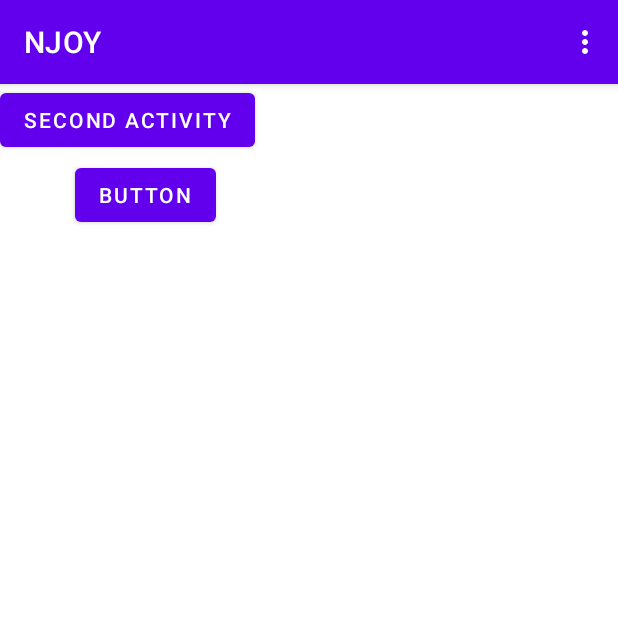
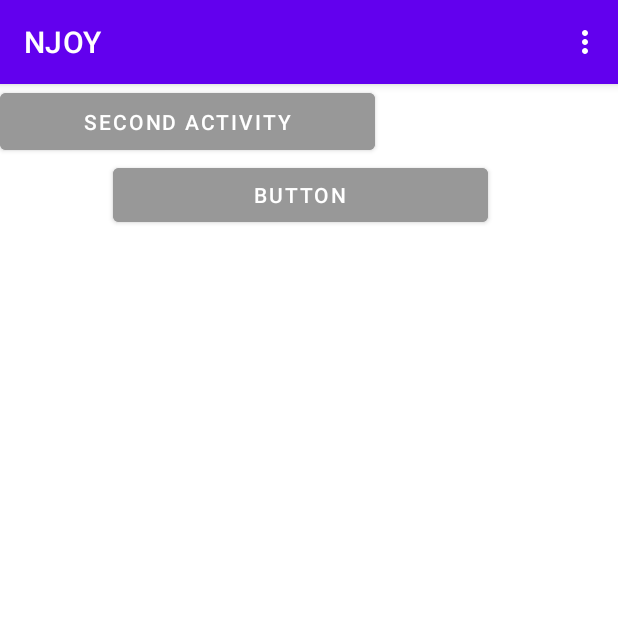
Before and after one commit to AntonSteegmansPXL/NJOY, an Android app: the screen it shows after launch (MainActivity), on a phone screen of 412 x 824 dp, the top half of it. Run offline under Robolectric (Android 15) with nearby library versions, the phone set to English and light mode, and no system bars.

Commit message:
started designing UI, added colors to resources

```diff
--- a/app/src/main/java/com/example/njoy/MainActivity.java
+++ b/app/src/main/java/com/example/njoy/MainActivity.java
@@ -3,6 +3,7 @@ package com.example.njoy;
 import androidx.appcompat.app.AppCompatActivity;
 import android.content.Context;
 import android.content.Intent;
+import android.graphics.Color;
 import android.os.Bundle;
 import android.view.Menu;
 import android.view.MenuItem;
@@ -19,7 +20,6 @@ public class MainActivity extends AppCompatActivity {
     protected void onCreate(Bundle savedInstanceState) {
         super.onCreate(savedInstanceState);
         setContentView(R.layout.activity_main);
-
         secondActivityBtn = (Button) findViewById(R.id.secondActivityBtn);
         secondActivityBtn.setOnClickListener(new View.OnClickListener() {
             @Override
--- a/app/src/main/res/layout/activity_main.xml
+++ b/app/src/main/res/layout/activity_main.xml
@@ -4,7 +4,8 @@
     xmlns:tools="http://schemas.android.com/tools"
     android:layout_width="match_parent"
     android:layout_height="match_parent"
-    tools:context=".MainActivity">
+    tools:context=".MainActivity"
+    android:background="@color/white">
 
 <!--    <ScrollView
         android:layout_width="match_parent"
@@ -20,17 +21,22 @@
 
     <Button
         android:id="@+id/secondActivityBtn"
-        android:layout_width="wrap_content"
-        android:layout_height="wrap_content"
+        android:layout_width="250dp"
+        android:layout_height="50dp"
         android:text="@string/second_activity"
+        android:backgroundTint="@color/lightGray"
         />
 
     <Button
+        android:layout_marginTop="50dp"
+        android:layout_marginLeft="75dp"
+        android:layout_marginRight="75dp"
         android:id="@+id/btn"
-        android:layout_margin="50dp"
-        android:layout_width="wrap_content"
+        android:layout_width="250dp"
         android:layout_height="wrap_content"
-        android:text="@string/btn" />
+        android:text="@string/btn"
+        android:backgroundTint="@color/lightGray"
+        />
 
 
 </FrameLayout>
--- a/app/src/main/res/values/colors.xml
+++ b/app/src/main/res/values/colors.xml
@@ -7,4 +7,8 @@
     <color name="teal_700">#FF018786</color>
     <color name="black">#FF000000</color>
     <color name="white">#FFFFFFFF</color>
+    <color name="yellow">#FBDC5E</color>
+    <color name="lightBlack">#333132</color>
+    <color name="gray">#676767</color>
+    <color name="lightGray">#989898</color>
 </resources>
```
Also changed, not shown: 1 other file.
